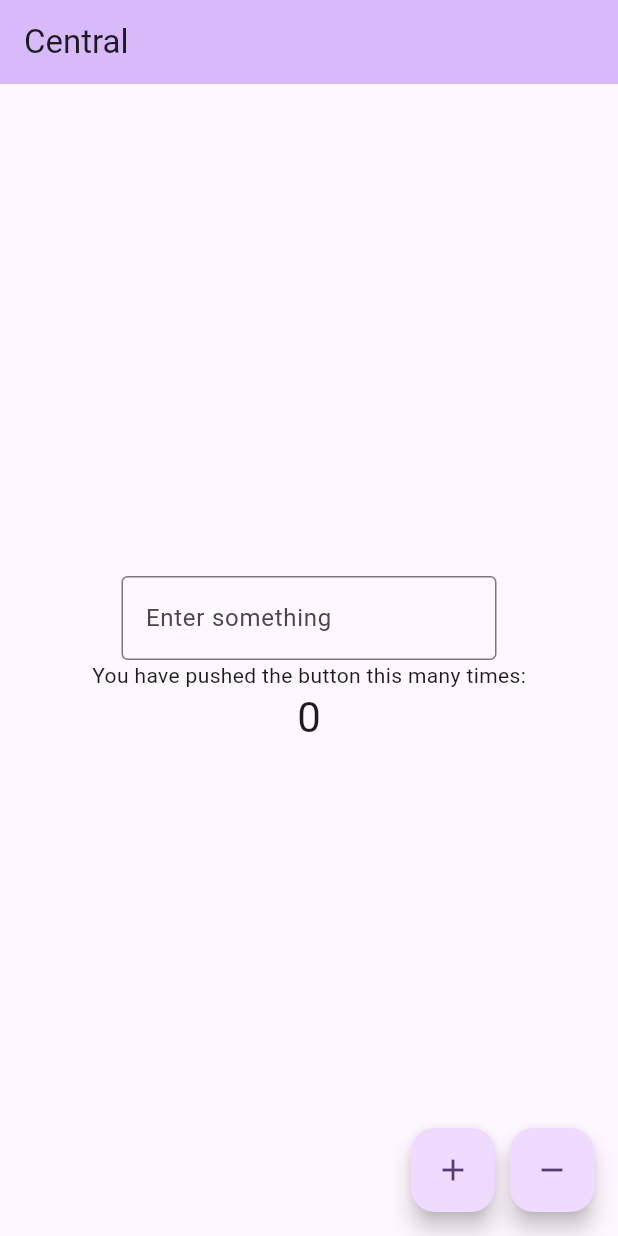
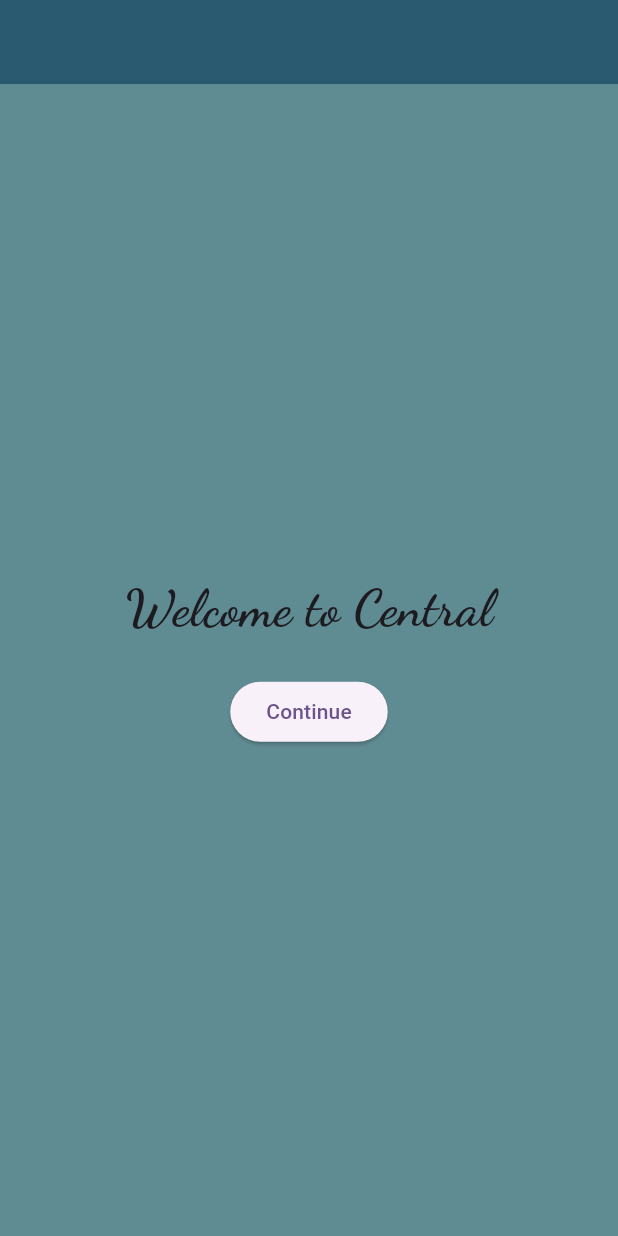
Before and after one commit to Mainakdey1/central-, a Flutter app: the screen it shows after launch, on a phone screen of 412 x 824 dp. Run offline on Flutter 3.47's test engine with Material 3 defaults, Android fonts, the phone set to English and light mode, and no system bars; our stand-ins replace google_fonts.

Commit message:
Added a welcome page loll

```diff
--- a/lib/main.dart
+++ b/lib/main.dart
@@ -1,4 +1,5 @@
 import 'package:flutter/material.dart';
+import 'package:speedometer/welcome.dart';
 
 void main() {
   runApp(const MyApp());
@@ -14,7 +15,7 @@ class MyApp extends StatelessWidget {
       theme: ThemeData(
         colorScheme: ColorScheme.fromSeed(seedColor: const Color.fromARGB(255, 81, 8, 150)),
       ),
-      home: const MyHomePage(title: 'Central'),
+      home: WelcomePage(),
     );
   }
 }
--- /dev/null
+++ b/lib/welcome.dart
@@ -0,0 +1,45 @@
+import 'package:flutter/material.dart';
+import 'package:speedometer/main.dart';
+import 'package:google_fonts/google_fonts.dart';
+
+class WelcomePage extends StatelessWidget{
+  const WelcomePage({super.key});
+
+  @override
+  Widget build(BuildContext context) {
+    return Scaffold(
+      appBar: AppBar(
+        backgroundColor: Color.fromARGB(255, 42, 90, 112),
+
+      ),
+      backgroundColor: Color.fromARGB(255, 95, 140, 146),
+      body: Center(
+        child: Column(
+          mainAxisAlignment: MainAxisAlignment.center,
+          children: [
+             Text(
+              'Welcome to Central',
+              style: GoogleFonts.dancingScript(
+                fontSize: 34,
+                fontWeight: FontWeight.bold,
+              ),
+            ),
+
+          const SizedBox(height: 20,),
+
+          ElevatedButton(onPressed: () {
+            Navigator.push(context,
+             MaterialPageRoute(builder: (context) => const MyHomePage(title: 'Central'),
+             ));
+          },
+          child: const Text('Continue'),
+          ),
+
+          ],
+        ),
+      ),
+    );
+  }
+
+
+}
--- a/pubspec.yaml
+++ b/pubspec.yaml
@@ -34,6 +34,7 @@ dependencies:
   # The following adds the Cupertino Icons font to your application.
   # Use with the CupertinoIcons class for iOS style icons.
   cupertino_icons: ^1.0.8
+  google_fonts: ^8.2.1
 
 dev_dependencies:
   flutter_test:
```
Also changed, not shown: pubspec.lock, 2 other files.
